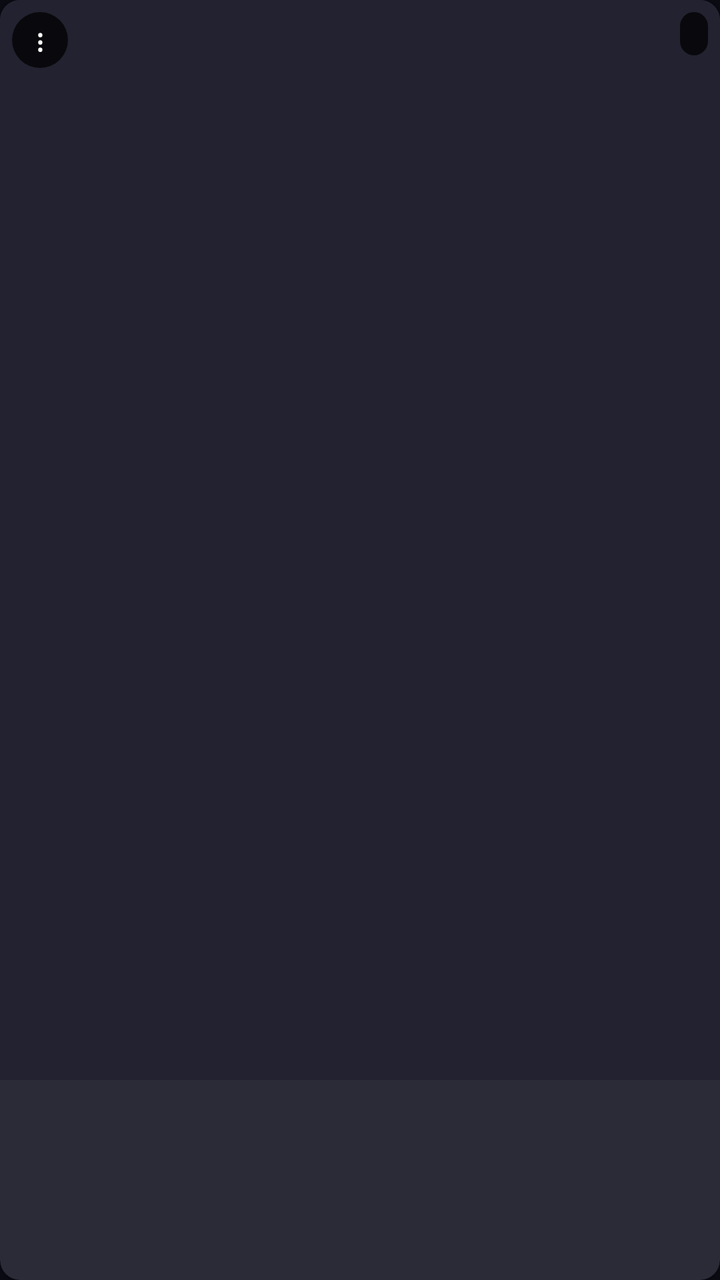
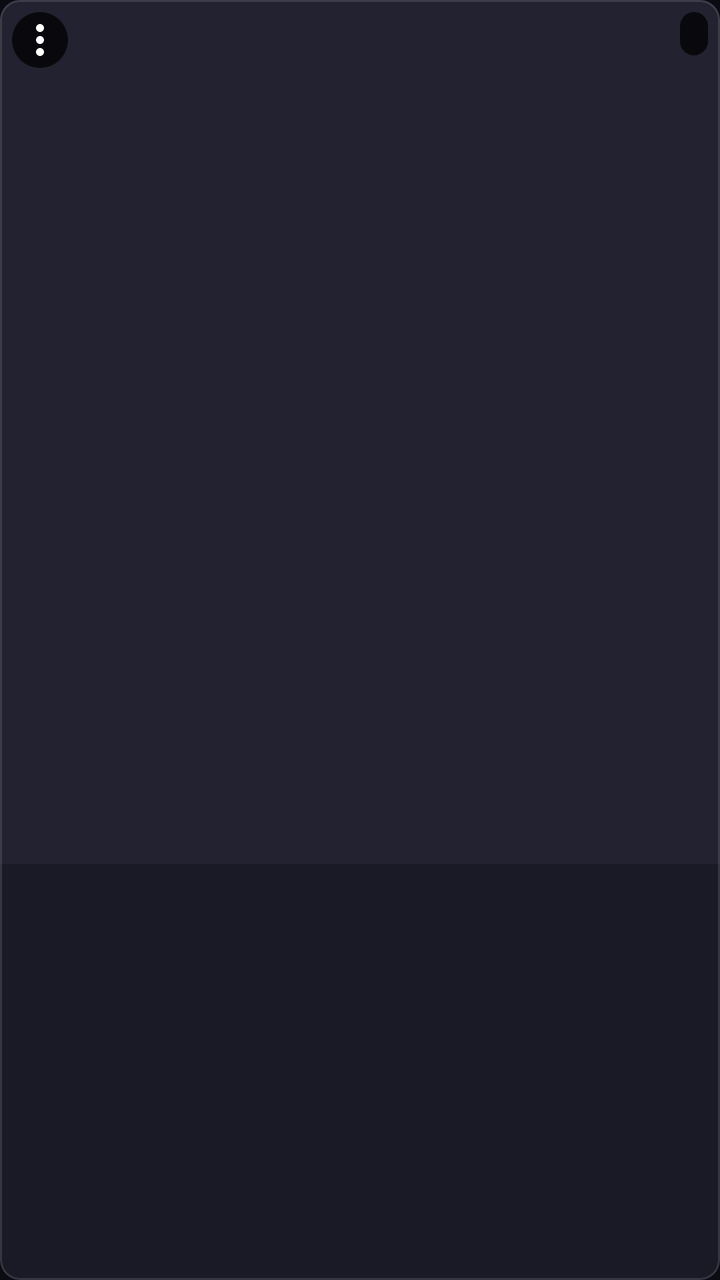

Two renders of the same Android screen: before a commit and after it. Below are the layout's source before the change and the commit's diff.
<!-- AndroidManifest.xml: application theme Theme.RetroTube -->
<!-- res/layout/item_video.xml -->
<?xml version="1.0" encoding="utf-8"?>
<com.google.android.material.card.MaterialCardView
    xmlns:android="http://schemas.android.com/apk/res/android"
    xmlns:app="http://schemas.android.com/apk/res-auto"
    android:id="@+id/videoCard"
    android:layout_width="match_parent"
    android:layout_height="wrap_content"
    android:layout_margin="7dp"
    android:clickable="true"
    android:focusable="true"
    app:cardBackgroundColor="@color/retro_surface"
    app:cardCornerRadius="10dp"
    app:cardElevation="3dp"
    app:rippleColor="@color/retro_teal">

    <androidx.constraintlayout.widget.ConstraintLayout
        android:layout_width="match_parent"
        android:layout_height="wrap_content">

        <ImageView
            android:id="@+id/videoThumbnail"
            android:layout_width="0dp"
            android:layout_height="0dp"
            android:scaleType="centerCrop"
            android:background="@color/thumbnail_placeholder"
            app:layout_constraintDimensionRatio="2:3"
            app:layout_constraintTop_toTopOf="parent"
            app:layout_constraintStart_toStartOf="parent"
            app:layout_constraintEnd_toEndOf="parent" />

        <TextView
            android:id="@+id/videoMenuButton"
            android:layout_width="28dp"
            android:layout_height="28dp"
            android:layout_margin="6dp"
            android:text="⋮"
            android:textColor="@android:color/white"
            android:textSize="16sp"
            android:gravity="center"
            android:background="@drawable/poster_icon_background"
            app:layout_constraintTop_toTopOf="@id/videoThumbnail"
            app:layout_constraintStart_toStartOf="@id/videoThumbnail" />

        <TextView
            android:id="@+id/presetBadge"
            android:layout_width="wrap_content"
            android:layout_height="wrap_content"
            android:layout_margin="6dp"
            android:paddingHorizontal="7dp"
            android:paddingVertical="4dp"
            android:background="@drawable/badge_background"
            android:textColor="@color/retro_teal"
            android:textSize="10sp"
            android:fontFamily="monospace"
            android:letterSpacing="0.02"
            app:layout_constraintTop_toTopOf="@id/videoThumbnail"
            app:layout_constraintEnd_toEndOf="@id/videoThumbnail" />

        <View
            android:id="@+id/progressBarTrack"
            android:layout_width="0dp"
            android:layout_height="3dp"
            android:background="@color/progress_track"
            android:visibility="gone"
            app:layout_constraintBottom_toBottomOf="@id/videoThumbnail"
            app:layout_constraintStart_toStartOf="@id/videoThumbnail"
            app:layout_constraintEnd_toEndOf="@id/videoThumbnail" />

        <View
            android:id="@+id/progressBarFill"
            android:layout_width="0dp"
            android:layout_height="3dp"
            android:background="@drawable/progress_bar_fill"
            android:visibility="gone"
            app:layout_constraintBottom_toBottomOf="@id/videoThumbnail"
            app:layout_constraintStart_toStartOf="@id/videoThumbnail" />

        <TextView
            android:id="@+id/videoLocationHint"
            android:layout_width="0dp"
            android:layout_height="wrap_content"
            android:layout_marginStart="10dp"
            android:layout_marginEnd="10dp"
            android:layout_marginTop="10dp"
            android:textColor="@color/retro_teal"
            android:textSize="11sp"
            android:maxLines="1"
            android:ellipsize="start"
            android:visibility="gone"
            app:layout_constraintTop_toBottomOf="@id/videoThumbnail"
            app:layout_constraintStart_toStartOf="parent"
            app:layout_constraintEnd_toEndOf="parent" />

        <TextView
            android:id="@+id/videoName"
            android:layout_width="0dp"
            android:layout_height="wrap_content"
            android:layout_marginStart="10dp"
            android:layout_marginEnd="10dp"
            android:layout_marginTop="4dp"
            android:layout_marginBottom="12dp"
            android:textColor="@color/retro_text_primary"
            android:textSize="14.5sp"
            android:lineSpacingExtra="2dp"
            android:maxLines="2"
            android:ellipsize="end"
            app:layout_constraintTop_toBottomOf="@id/videoLocationHint"
            app:layout_constraintStart_toStartOf="parent"
            app:layout_constraintEnd_toEndOf="parent"
            app:layout_constraintBottom_toBottomOf="parent" />

    </androidx.constraintlayout.widget.ConstraintLayout>

</com.google.android.material.card.MaterialCardView>
<!-- resources referenced by this layout -->
<resources>
  <color name="progress_track">#66000000</color>
  <color name="retro_surface">#1A1A26</color>
  <color name="retro_teal">#2FE6D0</color>
  <color name="retro_text_primary">#F2F2F5</color>
  <color name="thumbnail_placeholder">#222230</color>
  <!-- drawable badge_background (drawable) -->
  <?xml version="1.0" encoding="utf-8"?>
  <shape xmlns:android="http://schemas.android.com/apk/res/android">
      <solid android:color="#B8000000" />
      <corners android:radius="8dp" />
  </shape>
  <!-- drawable poster_icon_background (drawable) -->
  <?xml version="1.0" encoding="utf-8"?>
  <shape xmlns:android="http://schemas.android.com/apk/res/android"
      android:shape="oval">
      <solid android:color="#B8000000" />
  </shape>
  <!-- drawable progress_bar_fill (drawable) -->
  <?xml version="1.0" encoding="utf-8"?>
  <shape xmlns:android="http://schemas.android.com/apk/res/android">
      <solid android:color="@color/retro_teal" />
      <corners android:radius="2dp" />
  </shape>
  <style name="Theme.RetroTube" parent="Theme.MaterialComponents.NoActionBar">
          <item name="colorPrimary">@color/retro_teal</item>
          <item name="colorPrimaryDark">@color/retro_background</item>
          <item name="colorOnPrimary">@color/retro_teal_on</item>
          <item name="colorSecondary">@color/retro_magenta</item>
          <item name="colorOnSecondary">@color/retro_magenta_on</item>
          <item name="colorSurface">@color/retro_surface</item>
          <item name="colorOnSurface">@color/retro_text_primary</item>
          <item name="colorOnBackground">@color/retro_text_primary</item>
          <item name="android:windowBackground">@color/retro_background</item>
          <item name="android:textColorPrimary">@color/retro_text_primary</item>
          <item name="android:textColorSecondary">@color/retro_text_muted</item>
          <item name="radioButtonStyle">@style/Widget.RetroTube.RadioButton</item>
          <item name="switchStyle">@style/Widget.RetroTube.Switch</item>
      </style>
  <color name="retro_background">#0B0B14</color>
  <color name="retro_teal_on">#05201C</color>
  <color name="retro_magenta">#FF2E88</color>
  <color name="retro_magenta_on">#2B0716</color>
  <color name="retro_text_muted">#9098A6</color>
  <style name="Widget.RetroTube.RadioButton" parent="Widget.MaterialComponents.CompoundButton.RadioButton">
          <item name="android:minHeight">56dp</item>
          <item name="android:paddingVertical">10dp</item>
          <item name="android:paddingStart">4dp</item>
          <item name="android:gravity">center_vertical</item>
      </style>
  <style name="Widget.RetroTube.Switch" parent="Widget.MaterialComponents.CompoundButton.Switch">
          <item name="android:minHeight">56dp</item>
          <item name="android:paddingVertical">10dp</item>
          <item name="android:paddingStart">4dp</item>
          <item name="android:gravity">center_vertical</item>
      </style>
</resources>

<!-- the commit's change to res/layout/item_video.xml (unified diff, before → after) -->
@@ -10,7 +10,9 @@
     android:focusable="true"
     app:cardBackgroundColor="@color/retro_surface"
     app:cardCornerRadius="10dp"
-    app:cardElevation="3dp"
+    app:cardElevation="0dp"
+    app:strokeWidth="1dp"
+    app:strokeColor="@color/card_stroke"
     app:rippleColor="@color/retro_teal">
 
     <androidx.constraintlayout.widget.ConstraintLayout
@@ -23,23 +25,22 @@
             android:layout_height="0dp"
             android:scaleType="centerCrop"
             android:background="@color/thumbnail_placeholder"
-            app:layout_constraintDimensionRatio="2:3"
+            app:layout_constraintDimensionRatio="5:6"
             app:layout_constraintTop_toTopOf="parent"
             app:layout_constraintStart_toStartOf="parent"
             app:layout_constraintEnd_toEndOf="parent" />
 
-        <TextView
+        <ImageView
             android:id="@+id/videoMenuButton"
             android:layout_width="28dp"
             android:layout_height="28dp"
             android:layout_margin="6dp"
-            android:text="⋮"
-            android:textColor="@android:color/white"
-            android:textSize="16sp"
-            android:gravity="center"
             android:background="@drawable/poster_icon_background"
             app:layout_constraintTop_toTopOf="@id/videoThumbnail"
-            app:layout_constraintStart_toStartOf="@id/videoThumbnail" />
+            app:layout_constraintStart_toStartOf="@id/videoThumbnail"
+        android:src="@drawable/ic_more_vert"
+        android:scaleType="centerInside"
+        app:tint="@android:color/white" />
 
         <TextView
             android:id="@+id/presetBadge"
@@ -103,6 +104,7 @@
             android:textSize="14.5sp"
             android:lineSpacingExtra="2dp"
             android:maxLines="2"
+            android:minLines="2"
             android:ellipsize="end"
             app:layout_constraintTop_toBottomOf="@id/videoLocationHint"
             app:layout_constraintStart_toStartOf="parent"
<!-- resource entries referenced after the edit -->
@@ -1,5 +1,6 @@
 <!-- resources referenced by this layout -->
 <resources>
+  <color name="card_stroke">#1FFFFFFF</color>
   <color name="progress_track">#66000000</color>
   <color name="retro_surface">#1A1A26</color>
   <color name="retro_teal">#2FE6D0</color>
@@ -11,6 +12,18 @@
       <solid android:color="#B8000000" />
       <corners android:radius="8dp" />
   </shape>
+  <!-- drawable ic_more_vert (drawable) -->
+  <?xml version="1.0" encoding="utf-8"?>
+  <vector xmlns:android="http://schemas.android.com/apk/res/android"
+      android:width="24dp"
+      android:height="24dp"
+      android:viewportWidth="24"
+      android:viewportHeight="24"
+      android:tint="?attr/colorControlNormal">
+      <path
+          android:fillColor="#FF000000"
+          android:pathData="M12 8c1.1 0 2-.9 2-2s-.9-2-2-2-2 .9-2 2 .9 2 2 2zm0 2c-1.1 0-2 .9-2 2s.9 2 2 2 2-.9 2-2-.9-2-2-2zm0 6c-1.1 0-2 .9-2 2s.9 2 2 2 2-.9 2-2-.9-2-2-2z" />
+  </vector>
   <!-- drawable poster_icon_background (drawable) -->
   <?xml version="1.0" encoding="utf-8"?>
   <shape xmlns:android="http://schemas.android.com/apk/res/android"
